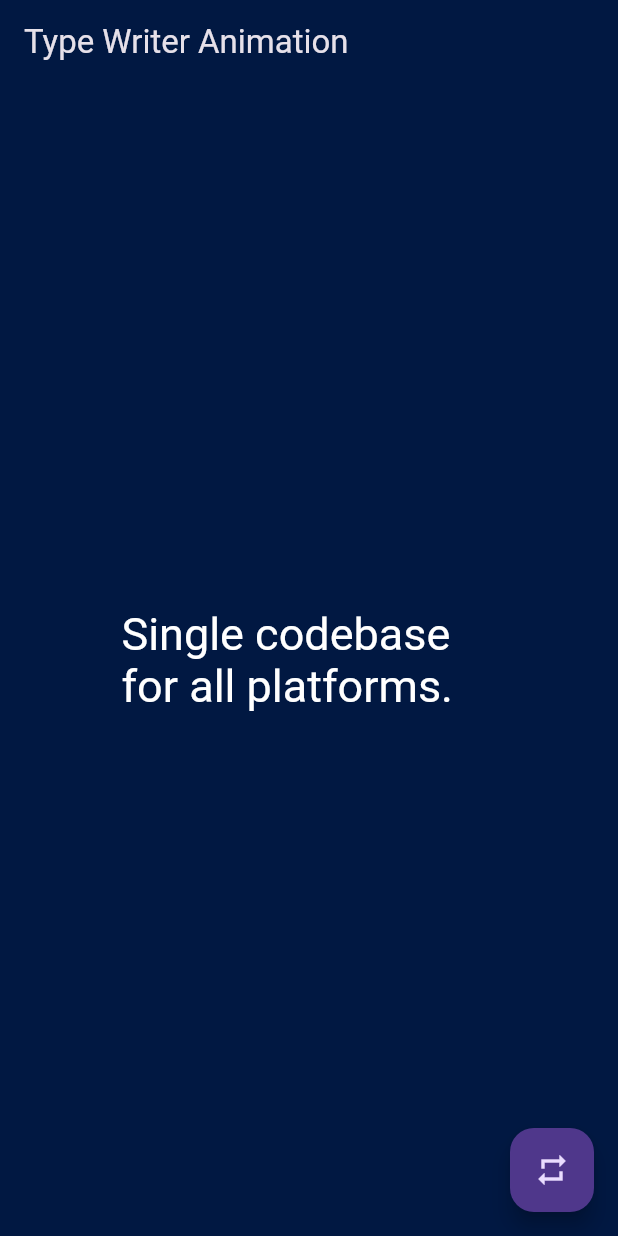
After one commit to dev1abhi/Flutter-Animations, a Flutter app: the Typewriter screen opened directly, after a tap on the "repeat" icon, on a phone screen of 412 x 824 dp. The commit adds this screen. Run offline on Flutter 3.47's test engine with Material 3 defaults, Android fonts, the phone set to English and light mode, and no system bars; drawn by our look-alikes of animated_text_kit; our stand-ins replace animated_flip_counter, flutter_zoom_drawer, get, google_fonts, lottie; Roboto replaces fonts that are missing (Agne).

Commit message:
added type writer animation

```diff
--- /dev/null
+++ b/lib/Text/Typewriter.dart
@@ -0,0 +1,62 @@
+import 'package:animated_text_kit/animated_text_kit.dart';
+import 'package:flutter/material.dart';
+import 'package:flutter_animations/helpers/colors.dart';
+
+class Typewriter extends StatefulWidget {
+  const Typewriter({ Key? key }) : super(key: key);
+
+  @override
+  _TypewriterState createState() => _TypewriterState();
+}
+
+class _TypewriterState extends State<Typewriter> {
+   Key animatedTextKitKey = UniqueKey();
+
+  void restartAnimation() {
+    setState(() {
+      // Changing the key forces the widget to rebuild and restart animation.
+      animatedTextKitKey = UniqueKey();
+    });
+  }
+  @override
+  Widget build(BuildContext context) {
+    return Scaffold(
+      backgroundColor: mainpagecolor,
+      appBar: AppBar(
+        backgroundColor: mainpagecolor,
+        title: Text("Type Writer Animation"),
+      ),
+      body: Center(
+        child: Column( mainAxisAlignment: MainAxisAlignment.center,
+        crossAxisAlignment: CrossAxisAlignment.center,
+        children: [
+        SizedBox(
+  width: 250.0,
+  child: DefaultTextStyle(
+    style: const TextStyle(
+      fontSize: 30.0,
+      fontFamily: 'Agne',
+    ),
+    child: AnimatedTextKit(
+      key: animatedTextKitKey,
+      animatedTexts: [
+        TypewriterAnimatedText('Single codebase for all platforms.'),
+        TypewriterAnimatedText('Expressive and customizable UIs.'),
+        TypewriterAnimatedText('High performance with fast rendering.'),
+        TypewriterAnimatedText('Quick deployment and reduced costs.'),
+      ],
+      repeatForever: true,
+      onTap: () {
+        print("Tap Event");
+      },
+    ),
+  ),
+),
+        ],
+        ),
+      ),
+      floatingActionButton: FloatingActionButton(onPressed: restartAnimation,child: Icon(Icons.repeat),),
+
+    );
+  }
+}
--- a/lib/Text/move_udlr_screen.dart
+++ b/lib/Text/move_udlr_screen.dart
@@ -2,6 +2,7 @@ import 'package:flutter/material.dart';
 import 'package:flutter_animations/Text/Colourize.dart';
 import 'package:flutter_animations/Text/Scale_text.dart';
 import 'package:flutter_animations/Text/Text_Animations.dart';
+import 'package:flutter_animations/Text/Typewriter.dart';
 import 'package:flutter_animations/helpers/colors.dart';
 
 class AnimatedTextWidget2 extends StatefulWidget {
@@ -71,6 +72,11 @@ class _AnimatedTextWidgetState2 extends State<AnimatedTextWidget2>
         Navigator.pushReplacement(context, MaterialPageRoute(builder: (context)=>Colourize()));
       });
     }
+    else if(widget.animationType=='writer'){
+      Future.microtask((){
+        Navigator.pushReplacement(context, MaterialPageRoute(builder: (context)=>Typewriter()));
+      });
+    }
 
     return Scaffold(
       backgroundColor: mainpagecolor,
--- a/lib/Text/tex_screen.dart
+++ b/lib/Text/tex_screen.dart
@@ -48,7 +48,8 @@ class _AnimatedTextWidgetState extends State<AnimatedTextWidget>
                         _buildButtonRow(context, 'UP', 'down'),
                         _buildButtonRow(context, 'right', 'left'),
                         _buildButtonRow(context, 'Rotate', 'Scale'),
-                        _buildSingleButton(context, 'colorize','Colorize' )
+                        //_buildSingleButton(context, 'colorize','Colorize' ),
+                        _buildButtonRow(context,'colorize' , 'writer')
                       ],
                     ),
                   ),
```
